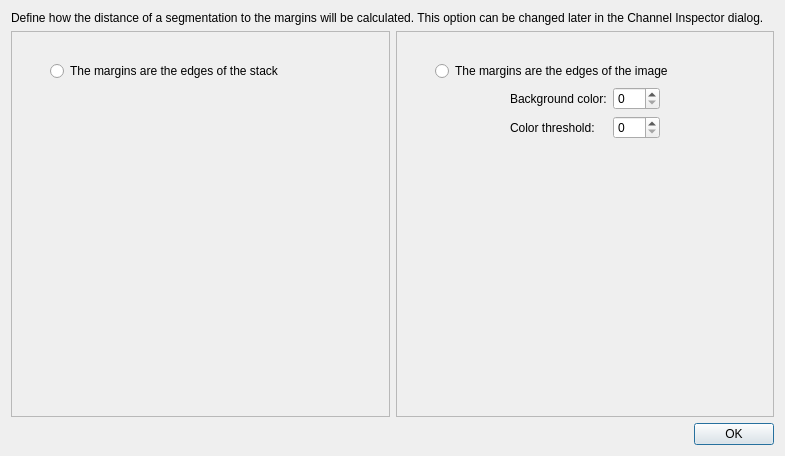
Qt form App/Dialogs/AdaptiveEdges/AdaptiveEdgesDialog.ui (FelixdelasPozas/EspINA) before a commit.
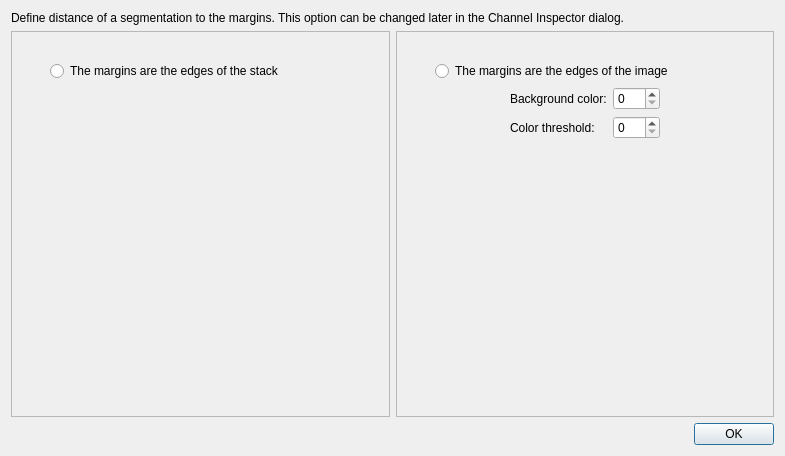
The same form after that commit. Icons and pictures are not drawn.

```diff
--- a/App/Dialogs/AdaptiveEdges/AdaptiveEdgesDialog.ui
+++ b/App/Dialogs/AdaptiveEdges/AdaptiveEdgesDialog.ui
@@ -17,7 +17,7 @@
    <item>
     <widget class="QLabel" name="label">
      <property name="text">
-      <string>Define how the distance of a segmentation to the margins will be calculated. This option can be changed later in the Channel Inspector dialog.</string>
+      <string>Define distance of a segmentation to the margins. This option can be changed later in the Channel Inspector dialog.</string>
      </property>
      <property name="wordWrap">
       <bool>true</bool>
```
